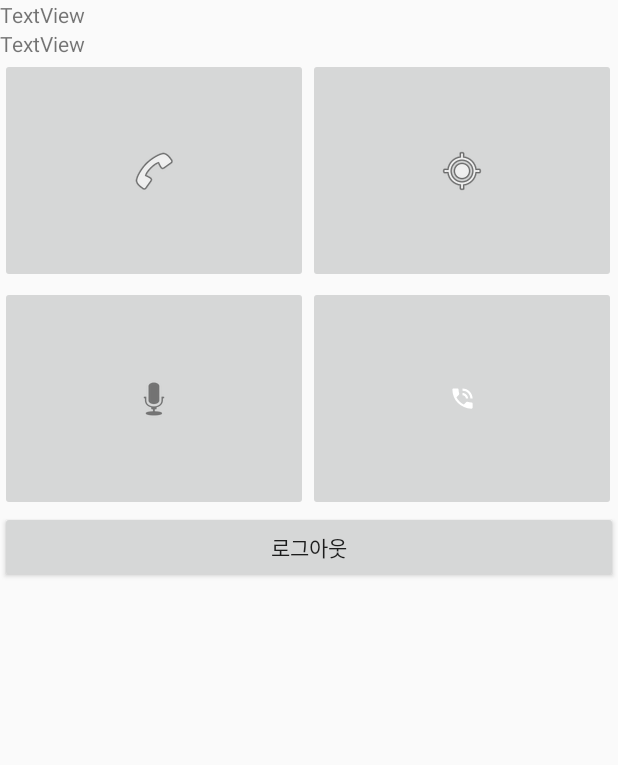
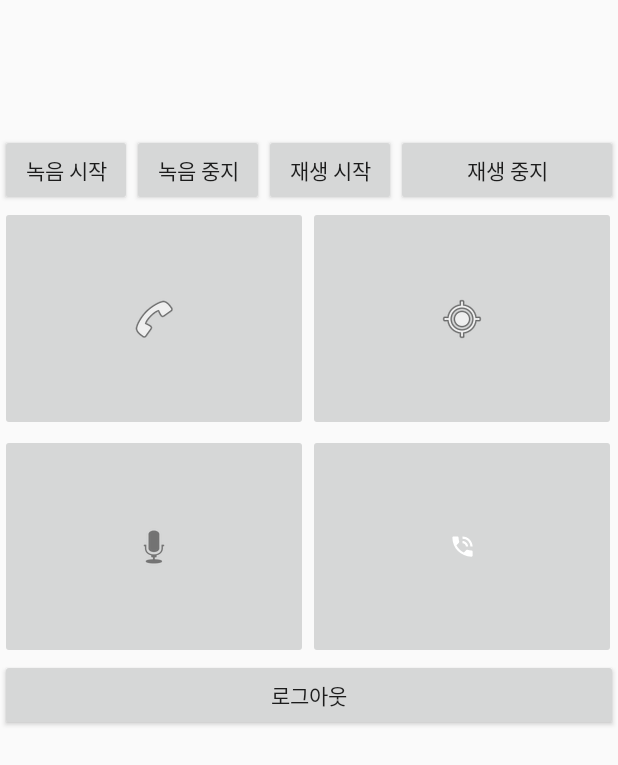
Before and after one commit to JuNijen/AndroidSS, an Android app: the layout app_main.xml on its own in the app's theme, with its tools: preview values and no code run, on a phone screen of 412 x 824 dp. Shown: the top 765 px of the screen. Run offline under Robolectric (Android 15) with nearby library versions, the phone set to English and light mode, and no system bars.

Commit message:
EDIT AudioRecorder - no AppCompatActivity ADD directory, folder ADD StorageController.kt EDIT R.string

```diff
--- a/app/src/main/java/com/example/AndroidSS/Func/GeneralFunc.kt
+++ b/app/src/main/java/com/example/AndroidSS/Func/GeneralFunc.kt
@@ -1,7 +1,7 @@
 package com.example.AndroidSS.Func
 
+import androidx.appcompat.app.AppCompatActivity
 import android.app.AlertDialog
-import androidx.appcompat.app.AppCompatActivity
 import com.example.AndroidSS.R
 
 class GeneralFunc
--- a/app/src/main/java/com/example/AndroidSS/Func/GpsTracker.java
+++ b/app/src/main/java/com/example/AndroidSS/Func/GpsTracker.java
@@ -7,11 +7,12 @@ import android.os.IBinder;
 import android.app.Service;
 import android.content.Intent;
 import android.content.Context;
+
 import android.location.Location;
 import android.location.LocationManager;
 import android.location.LocationListener;
+
 import android.content.pm.PackageManager;
-
 import androidx.core.content.ContextCompat;
 
 
@@ -25,7 +26,6 @@ import androidx.core.content.ContextCompat;
 
 public class GpsTracker extends Service implements LocationListener
 {
-
     private final Context mContext;
     Location location;
     double latitude;
--- a/app/src/main/java/com/example/AndroidSS/MEMO.txt
+++ b/app/src/main/java/com/example/AndroidSS/MEMO.txt
@@ -25,7 +25,7 @@
 [ * 일일로그 * ]------------------------------------------------------------------------------------
 
 [ 20190919 ]
-
+* 006) 진행중
 
 
 [ 20190918 ]
@@ -33,7 +33,6 @@
 + 008. 음성 기능 추가
 + 009. 008 완료 이후 해당 기능을 이용하여 일정 DB 이상의 보이스 미감지 기간을 화면에 출력.
 + 010. 관리용 GeneralFunc 추가
-+ 011. Activity 붙은 코드들 각각을 개별 코드로 분리하기
 
 - 003) 완료
 - 005) 완료
@@ -41,7 +40,6 @@
 - 007) 완료
 - 008) 완료
 - 010) 완료
-- 011) 진행중
 
 
 [ 20190917 ]
--- a/app/src/main/res/layout/app_main.xml
+++ b/app/src/main/res/layout/app_main.xml
@@ -8,10 +8,6 @@
     android:orientation="vertical" android:layout_width="match_parent"
     android:layout_height="match_parent">
 
-    <ScrollView
-        android:layout_width="match_parent"
-        android:layout_height="match_parent">
-
     <LinearLayout
         android:layout_width="match_parent"
         android:layout_height="wrap_content"
@@ -20,14 +16,38 @@
         <TextView
             android:id="@+id/textView1"
             android:layout_width="match_parent"
+            android:layout_height="89dp"
+            android:contentDescription="@string/XML_DESC_TEXTVIEW" />
+
+        <TableRow
+            android:layout_width="match_parent"
+            android:layout_height="wrap_content">
+
+            <Button
+                android:id="@+id/btnRecord"
+                android:layout_width="wrap_content"
                 android:layout_height="wrap_content"
-                android:text="TextView" />
+                android:text="@string/XML_TEXT_START_RECORD" />
 
-            <TextView
-                android:id="@+id/textView2"
+            <Button
+                android:id="@+id/btnStop"
+                android:layout_width="wrap_content"
+                android:layout_height="wrap_content"
+                android:text="@string/XML_TEXT_STOP_RECORD" />
+
+            <Button
+                android:id="@+id/btnPlay"
+                android:layout_width="wrap_content"
+                android:layout_height="wrap_content"
+                android:text="@string/XML_TEXT_PLAY_RECORD" />
+
+            <Button
+                android:id="@+id/btnStopPlay"
                 android:layout_width="match_parent"
                 android:layout_height="wrap_content"
-                android:text="TextView" />
+                android:text="@string/XML_TEXT_STOP_RECORD_PLAYING" />
+
+        </TableRow>
 
         <LinearLayout
             android:layout_width="wrap_content"
@@ -38,14 +58,14 @@
                 android:id="@+id/callBtn"
                 android:layout_width="205dp"
                 android:layout_height="150dp"
-                    android:contentDescription="통화 버튼"
+                android:contentDescription="@string/XML_DESC_CALL_BTN"
                 app:srcCompat="@android:drawable/ic_menu_call" />
 
             <ImageButton
                 android:id="@+id/gpsBtn"
                 android:layout_width="205dp"
                 android:layout_height="150dp"
-                    android:contentDescription="GPS 버튼"
+                android:contentDescription="@string/XML_DESC_GPS_BTN"
                 app:srcCompat="@android:drawable/ic_menu_mylocation" />
 
         </LinearLayout>
@@ -59,14 +79,14 @@
                 android:id="@+id/voiceBtn"
                 android:layout_width="205dp"
                 android:layout_height="150dp"
-                    android:contentDescription="음성녹음 버튼"
+                android:contentDescription="@string/XML_DESC_AUDIO_RECORD_BTN"
                 app:srcCompat="@android:drawable/ic_btn_speak_now" />
 
             <ImageButton
                 android:id="@+id/speakerBtn"
                 android:layout_width="205dp"
                 android:layout_height="150dp"
-                    android:contentDescription="스피커 버튼"
+                android:contentDescription="@string/XML_DESC_SPEAKER_BTN"
                 tools:srcCompat="@android:drawable/stat_sys_speakerphone" />
 
         </LinearLayout>
@@ -75,10 +95,9 @@
             android:id="@+id/returnHomeBtn"
             android:layout_width="match_parent"
             android:layout_height="wrap_content"
-                android:contentDescription="로그아웃"
-                android:text="@string/BTN_LOGOUT" />
+            android:contentDescription="@string/TEXT_LOGOUT"
+            android:text="@string/TEXT_LOGOUT" />
 
     </LinearLayout>
-    </ScrollView>
 
 </LinearLayout>
--- a/app/src/main/res/values/strings.xml
+++ b/app/src/main/res/values/strings.xml
@@ -1,5 +1,12 @@
 <resources>
-    <string name="app_name">_TEST 0919.02</string>
+    <string name="app_name">_TEST 0919.04</string>
+
+    <!--20190919 추가-->
+    <!--Environment.getExternalStoragePublicDirectory 하위에 만들 것.-->
+    <string name="APP_DATA_DIRECTORY">/Android/data/</string>
+    <string name="APP_DATA_DIRECTORY_NAME">com.example.AndroidSS</string>
+    <string name="APP_DATA_DIRECTORY_NAME_VOICE">recorded_files</string>
+    <string name="APP_DATA_DIRECTORY_NAME_VOICE_DIR">/recorded_files</string>
 
     <string name="ERR_EDITTEXT_NOVALUE">입력되지 않았습니다.</string>
     <string name="ERR_FROM_CODE"> 오류가 발견되었습니다.</string>
@@ -14,6 +21,7 @@
     <string name="TEXT_WELCOME">환영합니다.</string>
     <string name="TEXT_WRITE_YOUR_NAME">이름</string> <!--을 입력 해 주십시오.</string>-->
     <string name="TEXT_WRITE_YOUR_PW">비밀번호</string>
+    <string name="TEXT_LOGOUT">로그아웃</string>
 
     <string name="TEXT_PERMISSION_NOTICE">서비스의 이용을 위하여\n%s 권한 수락이 필요합니다. </string>
     <string name="TEXT_PERMISSION_CALL_PHONE">전화</string>
@@ -22,11 +30,13 @@
     <string name="TEXT_PERMISSION_RECORD_AUDIO">음성 녹음</string>
     <string name="TEXT_PERMISSION_WRITE_EXTERNAL_STORAGE">파일 저장</string>
 
+    <string name="TEXT_GPS_CURRENT_POSITION">현재 위치 : </string>
     <string name="TEXT_GPS_DISABLED">GPS(위치 서비스)가 비활성화 상태입니다. </string>
     <string name="TEXT_GPS_NOTICE">서비스의 이용을 위하여 GPS(위치 서비스)가 필요합니다. GPS를 활성화 해 주세요.</string>
     <string name="TEXT_GPS_ON">GPS가 활성화 되었습니다.</string>
 
-    <string name="TEXT_AUDIO_FILE_NAME">/AudioRecording.3gp</string>
+    <string name="TEXT_AUDIO_FILE_NAME_FORMAT">/RecordedAudio_%s.3gp</string>
+    <!--<string name="TEXT_AUDIO_FILE_NAME">/AudioRecording.3gp</string>-->
     <string name="TEXT_AUDIO_RECORD_STARTED">녹음이 시작되었습니다.</string>
     <string name="TEXT_AUDIO_RECORD_STOPPED">녹음이 중지되었습니다.</string>
     <string name="TEXT_AUDIO_RECORD_IS_RUNNING">녹음중입니다.</string>
@@ -39,8 +49,16 @@
 
     <string name="BTN_OK">확인</string>
     <string name="BTN_CANCEL">취소</string>
-    <string name="BTN_LOGOUT">로그아웃</string>
-    <string name="button">Button</string>
+
+    <string name="XML_DESC_TEXTVIEW">텍스트 뷰</string>
+    <string name="XML_DESC_CALL_BTN">통화 버튼</string>
+    <string name="XML_DESC_GPS_BTN">GPS 버튼</string>
+    <string name="XML_DESC_AUDIO_RECORD_BTN">음성녹음 버튼</string>
+    <string name="XML_DESC_SPEAKER_BTN">스피커 버튼</string>
+    <string name="XML_TEXT_START_RECORD">녹음 시작</string>
+    <string name="XML_TEXT_STOP_RECORD">녹음 중지</string>
+    <string name="XML_TEXT_PLAY_RECORD">재생 시작</string>
+    <string name="XML_TEXT_STOP_RECORD_PLAYING">재생 중지</string>
 
 
     <!-- 문자열 참조하는 방법 메모 -->
```
Also changed, not shown: app/src/main/AndroidManifest.xml (+4 -4 lines), app/src/main/java/com/example/AndroidSS/Activity/ButtonsActivity.kt (+82 -7 lines), app/src/main/java/com/example/AndroidSS/Func/AudioRecordFunc.kt (+75 -74 lines), app/src/main/java/com/example/AndroidSS/Func/StorageController.kt (added, +69 -0 lines), app/src/main/res/layout/app_gps.xml (deleted, +0 -34 lines), app/src/main/res/layout/app_voice_record.xml (deleted, +0 -34 lines), app/src/main/java/com/example/AndroidSS/Func/RecoredeAudio_Thu Sep 19 06.txt (added). Lines whose indentation alone changed are shown as unchanged.
